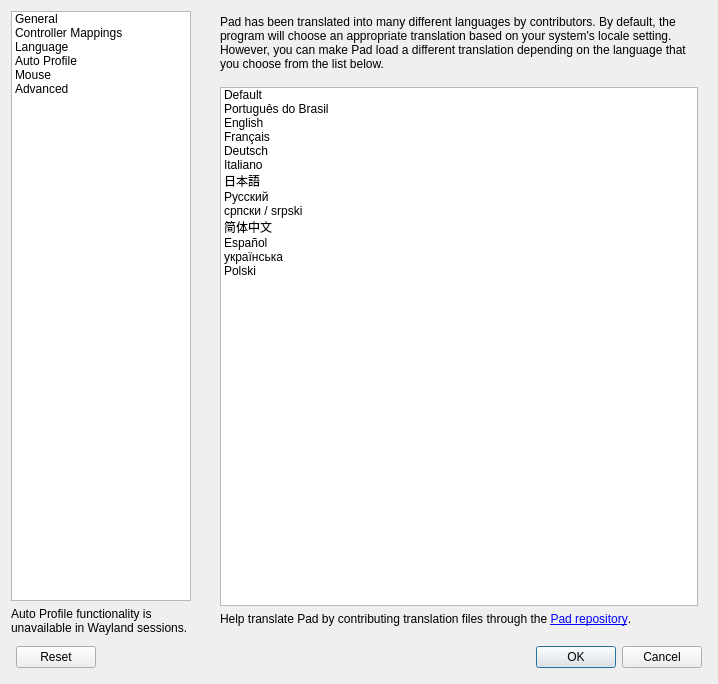
First picture: the form in src/gui/mainsettingsdialog.ui, repository davaughnl/Pad, before the edit.
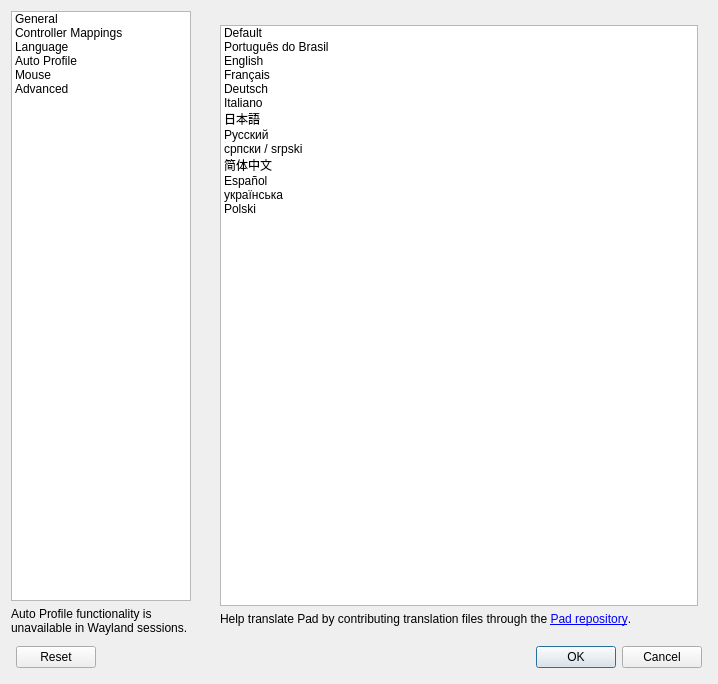
Second picture: the form after the edit. Icons and pictures are not drawn.

What changed in the file:
```diff
--- a/src/gui/mainsettingsdialog.ui
+++ b/src/gui/mainsettingsdialog.ui
@@ -617,16 +617,7 @@
          <property name="topMargin">
           <number>4</number>
          </property>
-         <item>
-          <widget class="QLabel" name="label_8">
-           <property name="text">
-            <string>&lt;html&gt;&lt;head/&gt;&lt;body&gt;&lt;p&gt;Pad has been translated into many different languages by contributors. By default, the program will choose an appropriate translation based on your system's locale setting. However, you can make Pad load a different translation depending on the language that you choose from the list below.&lt;/p&gt;&lt;/body&gt;&lt;/html&gt;</string>
-           </property>
-           <property name="wordWrap">
-            <bool>true</bool>
-           </property>
-          </widget>
-         </item>
+
          <item>
           <spacer name="verticalSpacer_6">
            <property name="orientation">
```
